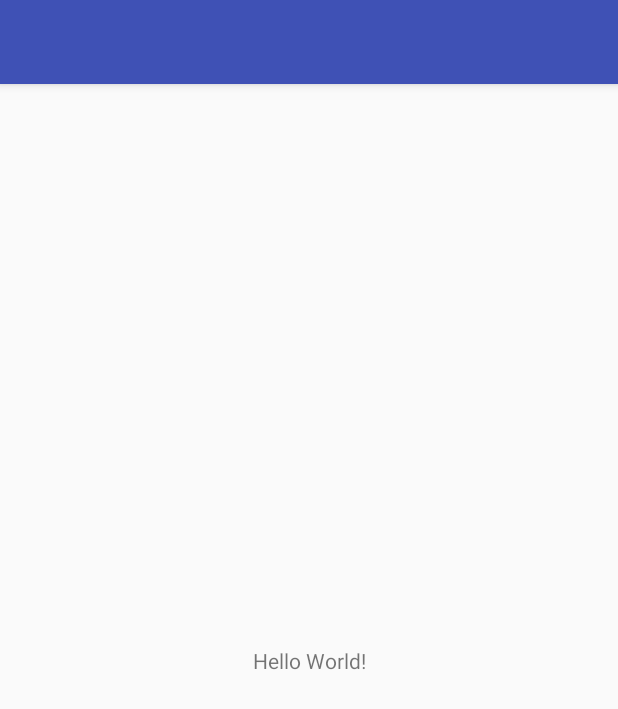
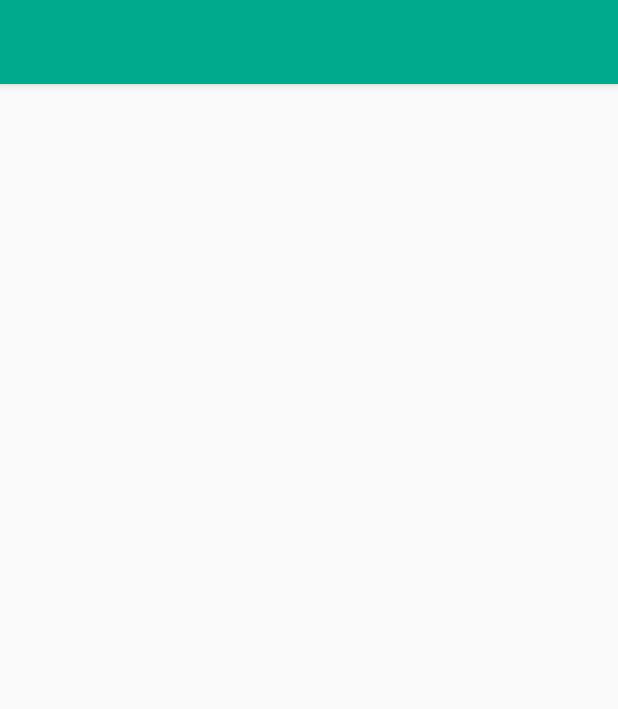
Before and after one commit to willeccles/weathermaster, an Android app: the screen it shows after launch (MainActivity), on a phone screen of 412 x 824 dp. Shown: the top 709 px of the screen. Run offline under Robolectric (Android 15) with nearby library versions, the phone set to English and light mode, and no system bars; 1 statement that could not run was skipped.

Commit message:
some stuff

```diff
--- a/app/build.gradle
+++ b/app/build.gradle
@@ -35,4 +35,5 @@ dependencies {
     testImplementation 'junit:junit:4.12'
     androidTestImplementation 'com.android.support.test:runner:1.0.1'
     androidTestImplementation 'com.android.support.test.espresso:espresso-core:3.0.1'
+    implementation 'com.android.support:design:26.1.0'
 }
--- a/app/src/main/AndroidManifest.xml
+++ b/app/src/main/AndroidManifest.xml
@@ -2,6 +2,8 @@
 <manifest xmlns:android="http://schemas.android.com/apk/res/android"
     package="me.willeccles.weathermaster">
 
+    <uses-permission android:name="android.permission.INTERNET"/>
+    <uses-permission android:name="android.permission.LOCATION_HARDWARE"/>
     <application
         android:allowBackup="true"
         android:icon="@mipmap/ic_launcher"
--- a/app/src/main/java/me/willeccles/weathermaster/MainActivity.java
+++ b/app/src/main/java/me/willeccles/weathermaster/MainActivity.java
@@ -15,10 +15,6 @@ public class MainActivity extends AppCompatActivity {
 	protected void onCreate(Bundle savedInstanceState) {
 		super.onCreate(savedInstanceState);
 		setContentView(R.layout.activity_main);
-
-		// Example of a call to a native method
-		TextView tv = (TextView) findViewById(R.id.sample_text);
-		tv.setText(stringFromJNI());
 	}
 
 	/**
--- a/app/src/main/res/layout/activity_main.xml
+++ b/app/src/main/res/layout/activity_main.xml
@@ -6,14 +6,4 @@
     android:layout_height="match_parent"
     tools:context="me.willeccles.weathermaster.MainActivity">
 
-    <TextView
-        android:id="@+id/sample_text"
-        android:layout_width="wrap_content"
-        android:layout_height="wrap_content"
-        android:text="Hello World!"
-        app:layout_constraintBottom_toBottomOf="parent"
-        app:layout_constraintLeft_toLeftOf="parent"
-        app:layout_constraintRight_toRightOf="parent"
-        app:layout_constraintTop_toTopOf="parent" />
-
 </android.support.constraint.ConstraintLayout>
--- a/app/src/main/res/values/colors.xml
+++ b/app/src/main/res/values/colors.xml
@@ -1,6 +1,6 @@
 <?xml version="1.0" encoding="utf-8"?>
 <resources>
-    <color name="colorPrimary">#3F51B5</color>
-    <color name="colorPrimaryDark">#303F9F</color>
-    <color name="colorAccent">#FF4081</color>
+    <color name="colorPrimary">#00AA8D</color>
+    <color name="colorPrimaryDark">#008975</color>
+    <color name="colorAccent">#673AB7</color>
 </resources>
```
